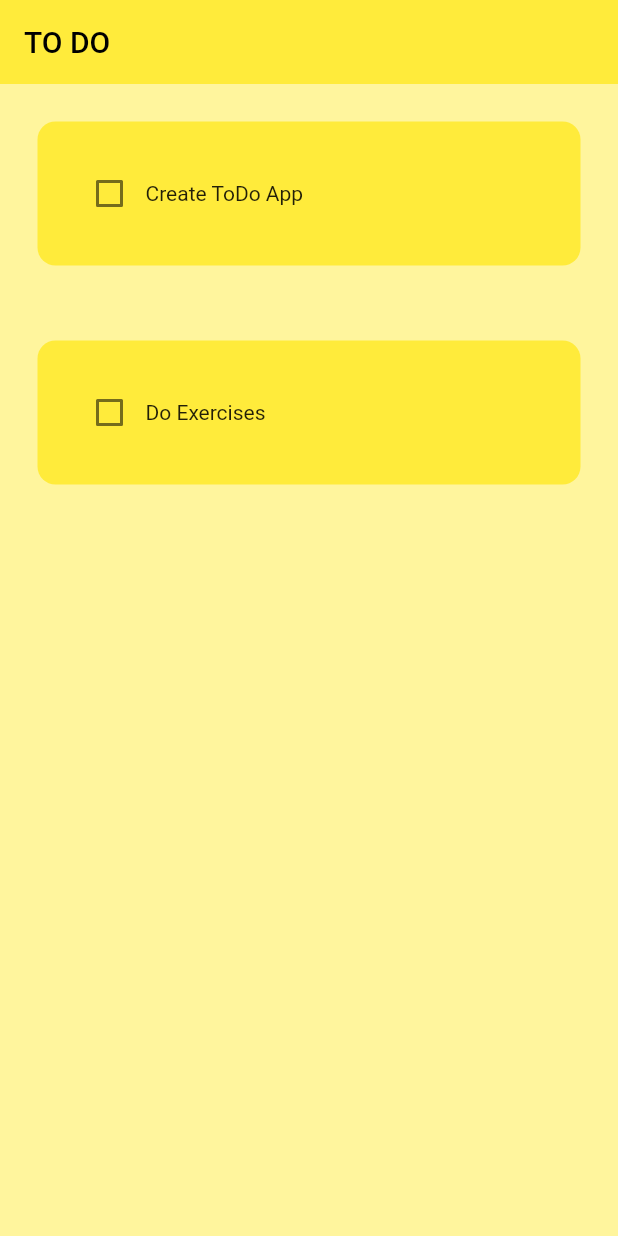
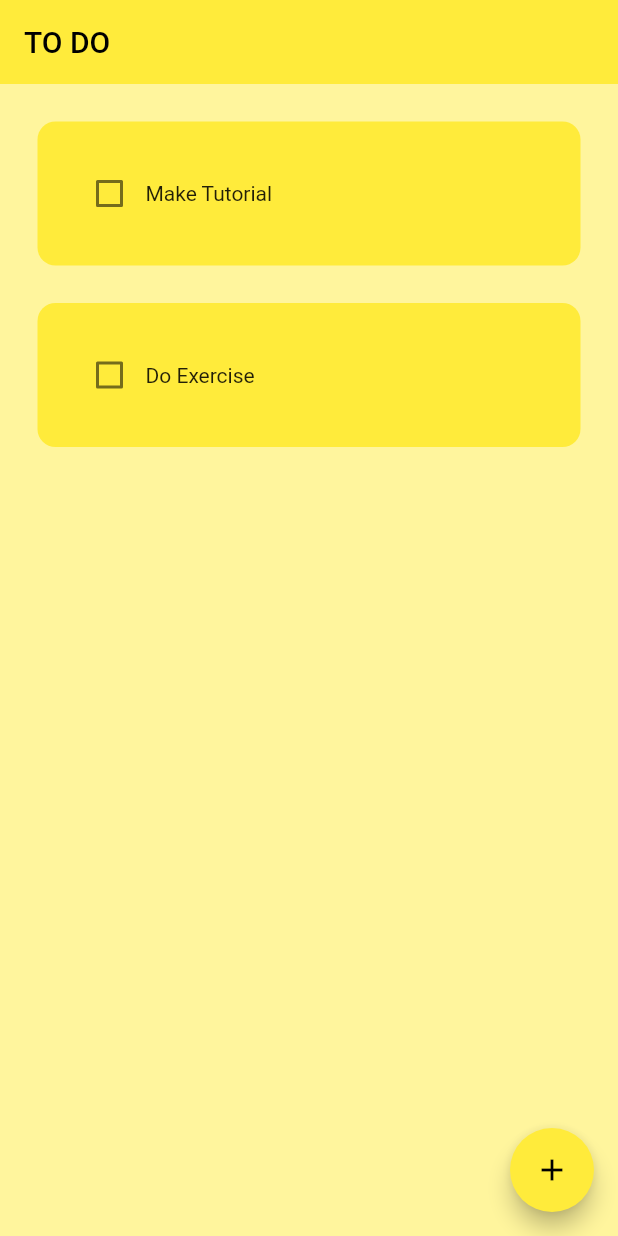
Before and after one commit to simbastart001/toDoApp, a Flutter app: the screen it shows after launch, on a phone screen of 412 x 824 dp. Run offline on Flutter 3.47's test engine with Material 2 defaults, Android fonts, the phone set to English and light mode, and no system bars; drawn by our look-alikes of flutter_slidable; our stand-ins replace hive, hive_flutter; accounts and stored records are empty.

Commit message:
todo app done using hive and local db to handle data

```diff
--- /dev/null
+++ b/lib/data/database.dart
@@ -0,0 +1,22 @@
+import 'package:hive/hive.dart';
+
+class ToDoDatabase {
+  List toDoList = [];
+  final _myBox = Hive.box('mybox');
+
+//  run this method if this is the 1st time over opening this app
+  void createInitialData() {
+    toDoList = [
+      ["Make Tutorial", false],
+      ["Do Exercise", false],
+    ];
+  }
+
+  void loadData() {
+    toDoList = _myBox.get("TODOLIST");
+  }
+
+  void updateDatabase() {
+    _myBox.put("TODOLIST", toDoList);
+  }
+}
--- a/lib/pages/homepage.dart
+++ b/lib/pages/homepage.dart
@@ -1,4 +1,7 @@
 import 'package:flutter/material.dart';
+import 'package:hive/hive.dart';
+import 'package:todo_app/data/database.dart';
+import 'package:todo_app/util/dialog_box.dart';
 import 'package:todo_app/util/todo_tile.dart';
 
 class HomePage extends StatefulWidget {
@@ -9,16 +12,60 @@ class HomePage extends StatefulWidget {
 }
 
 class _HomePageState extends State<HomePage> {
+  //reference the box
   //TODO  @SimbaStart:  list of todo tasks
-  List todos = [
-    ["Create ToDo App", false],
-    ["Do Exercises", false]
-  ];
+  ToDoDatabase db = ToDoDatabase();
+  final _myBox = Hive.box('mybox');
+
+  @override
+  void initState() {
+    // TODO: implement initState
+
+    if (_myBox.get("TODOLIST") == null) {
+      db.createInitialData();
+    } else {
+      db.loadData();
+    }
+    super.initState();
+  }
 
   void _checkBoxChanged(bool? value, index) {
     setState(() {
-      todos[index][1] = !todos[index][1];
+      // setting checkbox to true / false, setting it to the opposite of whats already there
+      db.toDoList[index][1] = !db.toDoList[index][1];
+      db.updateDatabase();
     });
+  }
+
+  void deleteTask(index) {
+    setState(() {
+      db.toDoList.removeAt(index);
+    });
+    db.updateDatabase();
+  }
+
+  final _addNewTaskController = TextEditingController();
+
+  void saveNewTask() {
+    setState(() {
+      db.toDoList.add([_addNewTaskController.text, false]);
+      _addNewTaskController.clear();
+    });
+    Navigator.of(context).pop();
+    db.updateDatabase();
+  }
+
+  void _createNewTask() {
+    showDialog(
+      context: context,
+      builder: (context) {
+        return DialogBox(
+          addNewTaskController: _addNewTaskController,
+          onSave: saveNewTask,
+          onCancel: () => Navigator.of(context).pop(),
+        );
+      },
+    );
   }
 
   @override
@@ -29,13 +76,18 @@ class _HomePageState extends State<HomePage> {
         title: Text("TO DO"),
         elevation: 0,
       ),
+      floatingActionButton: FloatingActionButton(
+        onPressed: _createNewTask,
+        child: Icon(Icons.add),
+      ),
       body: ListView.builder(
-        itemCount: todos.length,
+        itemCount: db.toDoList.length,
         itemBuilder: (context, index) {
           return ToDoTile(
-            taskName: todos[index][0],
-            taskCompleted: todos[index][1],
+            taskName: db.toDoList[index][0],
+            taskCompleted: db.toDoList[index][1],
             onChanged: (value) => _checkBoxChanged(value, index),
+            deleteFunction: (context) => deleteTask(index),
           );
         },
       ),
--- a/lib/util/todo_tile.dart
+++ b/lib/util/todo_tile.dart
@@ -1,21 +1,36 @@
 import 'package:flutter/material.dart';
+import 'package:flutter_slidable/flutter_slidable.dart';
 
 class ToDoTile extends StatelessWidget {
   final String taskName;
   final bool taskCompleted;
-  final Function(bool?) onChanged;
+  Function(bool?) onChanged;
+  Function(BuildContext)? deleteFunction;
 
   ToDoTile({
     super.key,
     required this.taskName,
     required this.taskCompleted,
     required this.onChanged,
+    required this.deleteFunction,
   });
 
   @override
   Widget build(BuildContext context) {
     return Padding(
-      padding: const EdgeInsets.all(25.0),
+      padding: const EdgeInsets.only(left: 25, right: 25, top: 25),
+      child: Slidable(
+        endActionPane: ActionPane(
+          motion: StretchMotion(),
+          children: [
+            SlidableAction(
+              onPressed: deleteFunction,
+              icon: Icons.delete,
+              backgroundColor: Colors.red.shade300,
+              borderRadius: BorderRadius.circular(12),
+            )
+          ],
+        ),
         child: Container(
           padding: const EdgeInsets.all(24),
           decoration: BoxDecoration(
@@ -23,10 +38,21 @@ class ToDoTile extends StatelessWidget {
           child: Row(
             children: [
               // chckbox
-            Checkbox(value: taskCompleted, onChanged: onChanged),
+              Checkbox(
+                value: taskCompleted,
+                onChanged: onChanged,
+                activeColor: Colors.black,
+              ),
               // task name
-            Text(taskName),
+              Text(
+                taskName,
+                style: TextStyle(
+                    decoration: taskCompleted
+                        ? TextDecoration.lineThrough
+                        : TextDecoration.none),
+              ),
             ],
+          ),
         ),
       ),
     );
--- a/pubspec.yaml
+++ b/pubspec.yaml
@@ -30,15 +30,20 @@ environment:
 dependencies:
   flutter:
     sdk: flutter
+  hive: ^2.2.3
+  hive_flutter: ^1.1.0
 
 
   # The following adds the Cupertino Icons font to your application.
   # Use with the CupertinoIcons class for iOS style icons.
   cupertino_icons: ^1.0.2
+  flutter_slidable: ^1.0.2
 
 dev_dependencies:
   flutter_test:
     sdk: flutter
+  hive_generator: ^1.1.3
+  build_runner: ^2.1.11
 
   # The "flutter_lints" package below contains a set of recommended lints to
   # encourage good coding practices. The lint set provided by the package is
```
Also changed, not shown: lib/main.dart (+7 -1 lines), lib/util/dialog_box.dart (added, +47 -0 lines), lib/util/my_buttons.dart (added, +21 -0 lines), pubspec.lock, 1 other file. Lines whose indentation alone changed are shown as unchanged.
